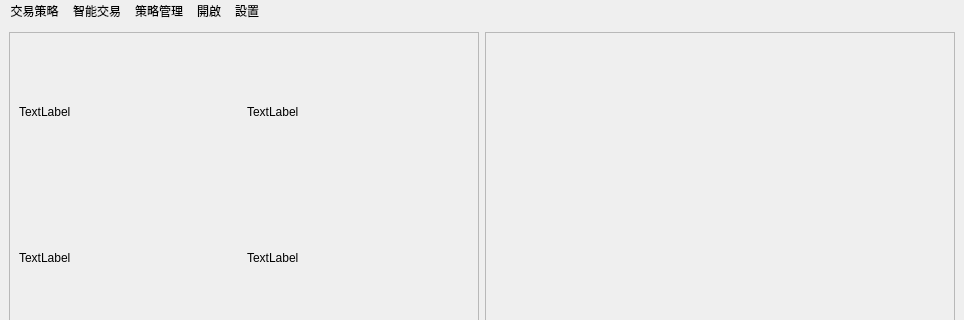
The window that New_UI_for_edit.ui (allen93075/Winner) describes before a commit, drawn with Qt 5; both pictures show x 0 to 964 and y 0 to 320 of the 964 by 806 pixel window.
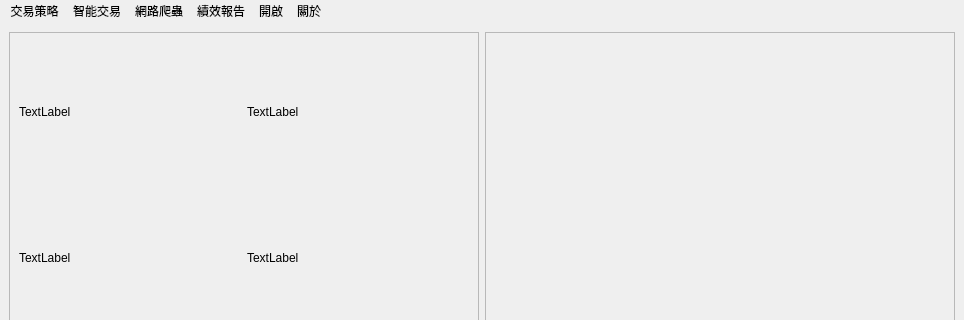
The same window after the commit.

Commit message: 介面調整、Title更改、AboutUS更改為widget-form、menu修改

```diff
--- a/New_UI_for_edit.ui
+++ b/New_UI_for_edit.ui
@@ -151,39 +151,7 @@
    <property name="nativeMenuBar">
     <bool>false</bool>
    </property>
-   <widget class="QMenu" name="menu">
-    <property name="sizeIncrement">
-     <size>
-      <width>0</width>
-      <height>0</height>
-     </size>
-    </property>
-    <property name="title">
-     <string>策略管理</string>
-    </property>
-    <widget class="QMenu" name="menuMachineLearning">
-     <property name="title">
-      <string>機器學習</string>
-     </property>
-     <addaction name="actionRF"/>
-     <addaction name="actionDT"/>
-     <addaction name="actionLSTM"/>
-     <addaction name="actionMLP"/>
-    </widget>
-    <widget class="QMenu" name="menuStrategy">
-     <property name="title">
-      <string>程式交易</string>
-     </property>
-     <addaction name="actionTurtle"/>
-     <addaction name="actionRangeBreak"/>
-     <addaction name="actionAverage"/>
-     <addaction name="actionCCI"/>
-    </widget>
-    <addaction name="menuMachineLearning"/>
-    <addaction name="separator"/>
-    <addaction name="menuStrategy"/>
-   </widget>
-   <widget class="QMenu" name="menu_2">
+   <widget class="QMenu" name="menu_Strategy">
     <property name="sizeIncrement">
      <size>
       <width>0</width>
@@ -198,7 +166,7 @@
     <addaction name="actionAverage_2"/>
     <addaction name="actionCCI_2"/>
    </widget>
-   <widget class="QMenu" name="menu_3">
+   <widget class="QMenu" name="menu_AI">
     <property name="sizeIncrement">
      <size>
       <width>0</width>
@@ -213,24 +181,42 @@
     <addaction name="actionLSTM_2"/>
     <addaction name="actionMLP_2"/>
    </widget>
-   <widget class="QMenu" name="menuOpen">
+   <widget class="QMenu" name="menu_Open">
     <property name="title">
      <string>開啟</string>
     </property>
     <addaction name="actionMulticharts"/>
    </widget>
-   <widget class="QMenu" name="menu_4">
+   <widget class="QMenu" name="menu_About">
     <property name="title">
-     <string>設置</string>
+     <string>關於</string>
     </property>
     <addaction name="actionAbout"/>
     <addaction name="actionAboutMC"/>
    </widget>
-   <addaction name="menu_2"/>
-   <addaction name="menu_3"/>
-   <addaction name="menu"/>
-   <addaction name="menuOpen"/>
-   <addaction name="menu_4"/>
+   <widget class="QMenu" name="menu_Webcrawler">
+    <property name="title">
+     <string>網路爬蟲</string>
+    </property>
+    <widget class="QMenu" name="menuinformation">
+     <property name="title">
+      <string>查看資訊</string>
+     </property>
+     <addaction name="actionrecentInfo"/>
+    </widget>
+    <addaction name="menuinformation"/>
+   </widget>
+   <widget class="QMenu" name="menu_Reports">
+    <property name="title">
+     <string>績效報告</string>
+    </property>
+   </widget>
+   <addaction name="menu_Strategy"/>
+   <addaction name="menu_AI"/>
+   <addaction name="menu_Webcrawler"/>
+   <addaction name="menu_Reports"/>
+   <addaction name="menu_Open"/>
+   <addaction name="menu_About"/>
   </widget>
   <widget class="QStatusBar" name="statusbar"/>
   <action name="actionTurtle_2">
```
Left out of the diff: 435 changed lines with no effect on the pictures. The commit also changes 6 other files.
